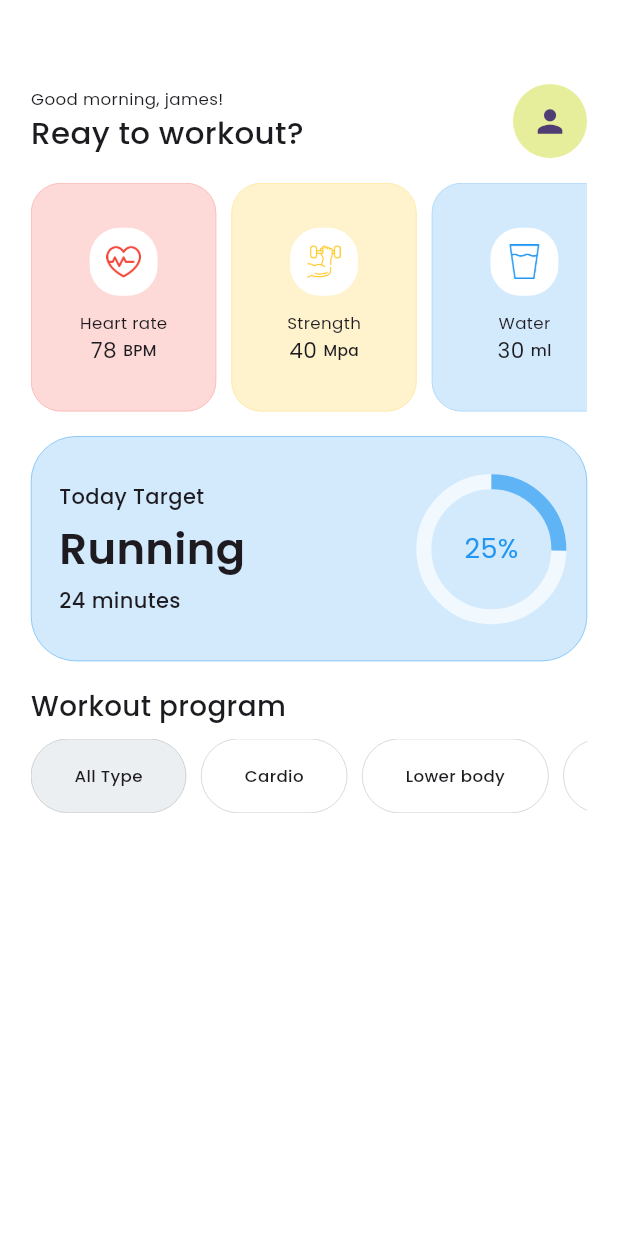
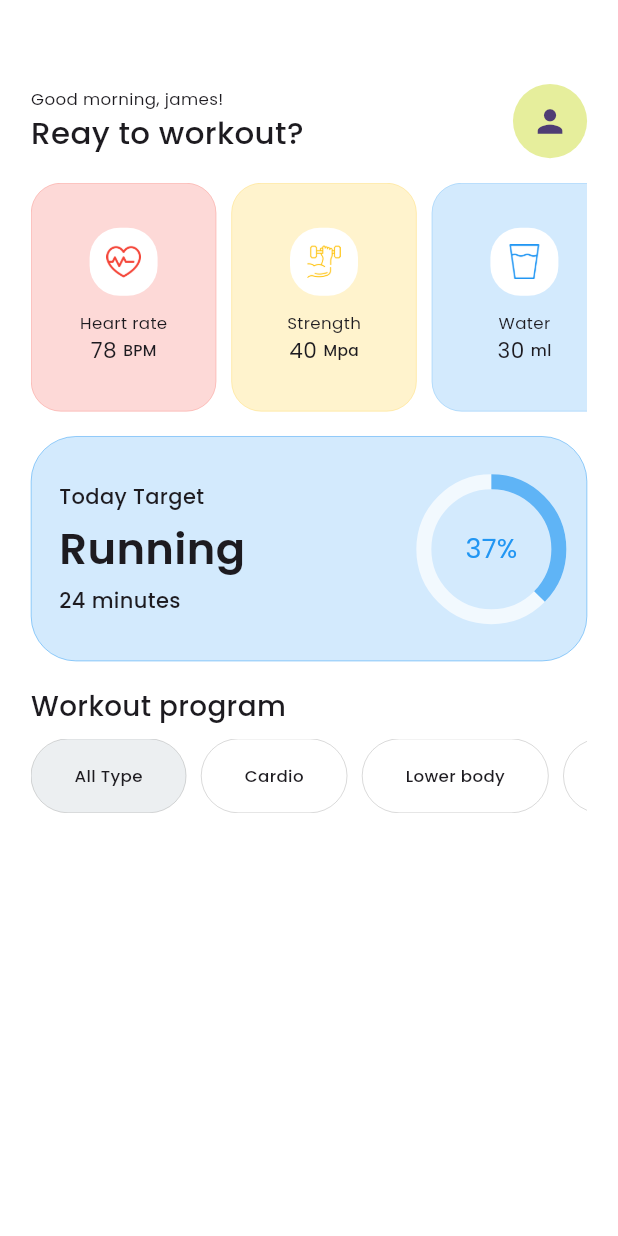
Before and after one commit to Ch-Muhammad-Tahir/Gym-Mobile-UI, a Flutter app: the HomeScreen screen opened directly, on a phone screen of 412 x 824 dp. Run offline on Flutter 3.47's test engine with Material 3 defaults, Android fonts, the phone set to English and light mode, and no system bars.

```diff
--- a/lib/presentation/home_screen/widgets/today_target.dart
+++ b/lib/presentation/home_screen/widgets/today_target.dart
@@ -26,7 +26,9 @@ class TodayTargetWidget extends StatelessWidget {
                 height: 30,
               ),
               AnimatedCircularProgressIndicator(
-                  percentage: 0.4, label: "40", duration: Duration(seconds: 3)),
+                  percentage: 0.59,
+                  label: "58",
+                  duration: Duration(seconds: 3)),
             ],
           )
         ],
--- a/lib/presentation/sign_up_screen/sign_up_screen.dart
+++ b/lib/presentation/sign_up_screen/sign_up_screen.dart
@@ -15,6 +15,7 @@ class SignUpScreen extends StatelessWidget {
   Widget build(BuildContext context) {
     var size = MediaQuery.sizeOf(context);
     return Scaffold(
+      backgroundColor: Colors.white,
       body: Padding(
         padding: EdgeInsets.symmetric(horizontal: size.width * 0.055),
         child: Column(
```
